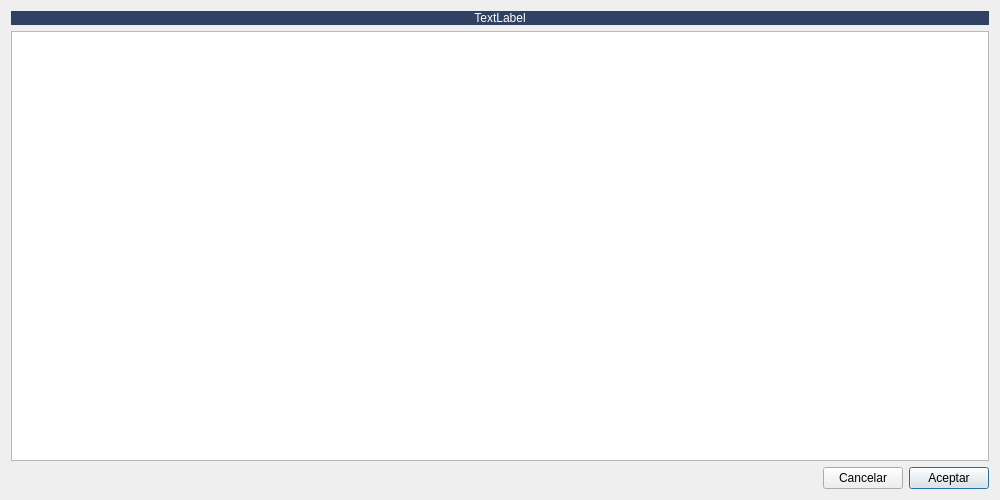
The window that Zona_Compras/dlgpedidoalbfact.ui (arcnexus/RedFoX) describes before a commit, drawn with Qt 5.
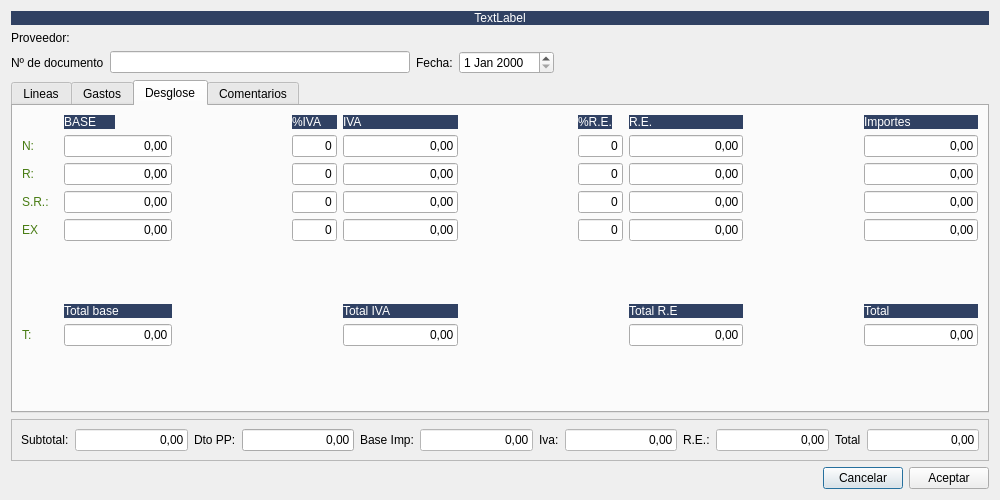
The same window after the commit.

Commit message: Creacion de Albaran/factura proveedor desde recepcion de pedido

The edit to the form file:
```diff
--- a/Zona_Compras/dlgpedidoalbfact.ui
+++ b/Zona_Compras/dlgpedidoalbfact.ui
@@ -13,22 +13,1149 @@
   <property name="windowTitle">
    <string>Dialog</string>
   </property>
-  <layout class="QGridLayout" name="gridLayout">
-   <item row="2" column="2">
-    <widget class="QPushButton" name="btnAccept">
-     <property name="text">
-      <string>Aceptar</string>
+  <layout class="QGridLayout" name="gridLayout_3">
+   <item row="3" column="0" colspan="3">
+    <widget class="QTabWidget" name="tabWidget">
+     <property name="currentIndex">
+      <number>2</number>
      </property>
+     <widget class="QWidget" name="tab">
+      <attribute name="title">
+       <string>Lineas</string>
+      </attribute>
+      <layout class="QGridLayout" name="gridLayout_2">
+       <item row="0" column="0" colspan="4">
+        <widget class="QTableWidget" name="tablaLineas"/>
+       </item>
+       <item row="2" column="2">
+        <widget class="QCheckBox" name="chkrecargo_equivalencia">
+         <property name="text">
+          <string>Recargo Equivalencia</string>
+         </property>
+        </widget>
+       </item>
+       <item row="2" column="1">
+        <widget class="QDoubleSpinBox" name="spinPorc_dto_pp">
+         <property name="maximum">
+          <double>99990000.000000000000000</double>
+         </property>
+        </widget>
+       </item>
+       <item row="2" column="3">
+        <spacer name="horizontalSpacer_2">
+         <property name="orientation">
+          <enum>Qt::Horizontal</enum>
+         </property>
+         <property name="sizeHint" stdset="0">
+          <size>
+           <width>40</width>
+           <height>20</height>
+          </size>
+         </property>
+        </spacer>
+       </item>
+       <item row="2" column="0">
+        <widget class="QLabel" name="label_3">
+         <property name="text">
+          <string>DTO P.P</string>
+         </property>
+        </widget>
+       </item>
+      </layout>
+     </widget>
+     <widget class="QWidget" name="tab_2">
+      <attribute name="title">
+       <string>Gastos</string>
+      </attribute>
+      <layout class="QGridLayout" name="gridLayout">
+       <item row="0" column="0">
+        <widget class="QGroupBox" name="groupBox">
+         <property name="title">
+          <string>Gastos factura (imputan en importes finales factura y desglose de IVA)</string>
+         </property>
+         <layout class="QGridLayout" name="gridLayout_4">
+          <item row="2" column="0">
+           <widget class="QLineEdit" name="txtGastoDist3">
+            <property name="enabled">
+             <bool>true</bool>
+            </property>
+            <property name="placeholderText">
+             <string>Descripcion...</string>
+            </property>
+           </widget>
+          </item>
+          <item row="2" column="3">
+           <widget class="QDoubleSpinBox" name="spiniva_gasto3">
+            <property name="enabled">
+             <bool>false</bool>
+            </property>
+            <property name="readOnly">
+             <bool>true</bool>
+            </property>
+           </widget>
+          </item>
+          <item row="0" column="3">
+           <widget class="QDoubleSpinBox" name="spiniva_gasto1">
+            <property name="enabled">
+             <bool>false</bool>
+            </property>
+            <property name="readOnly">
+             <bool>true</bool>
+            </property>
+           </widget>
+          </item>
+          <item row="1" column="1">
+           <widget class="QDoubleSpinBox" name="SpinGastoDist2">
+            <property name="minimum">
+             <double>-999999999.000000000000000</double>
+            </property>
+            <property name="maximum">
+             <double>999999999.990000009536743</double>
+            </property>
+           </widget>
+          </item>
+          <item row="2" column="2">
+           <widget class="QComboBox" name="cboporc_iva_gasto3"/>
+          </item>
+          <item row="0" column="2">
+           <widget class="QComboBox" name="cboporc_iva_gasto1"/>
+          </item>
+          <item row="1" column="2">
+           <widget class="QComboBox" name="cboporc_iva_gasto2"/>
+          </item>
+          <item row="0" column="0">
+           <widget class="QLineEdit" name="txtGastoDist1">
+            <property name="enabled">
+             <bool>true</bool>
+            </property>
+            <property name="placeholderText">
+             <string>Descripcion...</string>
+            </property>
+           </widget>
+          </item>
+          <item row="0" column="1">
+           <widget class="QDoubleSpinBox" name="SpinGastoDist1">
+            <property name="minimum">
+             <double>-999999999.000000000000000</double>
+            </property>
+            <property name="maximum">
+             <double>999999999.990000009536743</double>
+            </property>
+           </widget>
+          </item>
+          <item row="2" column="1">
+           <widget class="QDoubleSpinBox" name="SpinGastoDist3">
+            <property name="minimum">
+             <double>-999999999.000000000000000</double>
+            </property>
+            <property name="maximum">
+             <double>999999999.990000009536743</double>
+            </property>
+           </widget>
+          </item>
+          <item row="1" column="0">
+           <widget class="QLineEdit" name="txtGastoDist2">
+            <property name="enabled">
+             <bool>true</bool>
+            </property>
+            <property name="placeholderText">
+             <string>Descripcion...</string>
+            </property>
+           </widget>
+          </item>
+          <item row="1" column="3">
+           <widget class="QDoubleSpinBox" name="spiniva_gasto2">
+            <property name="enabled">
+             <bool>false</bool>
+            </property>
+            <property name="readOnly">
+             <bool>true</bool>
+            </property>
+           </widget>
+          </item>
+         </layout>
+        </widget>
+       </item>
+       <item row="1" column="0">
+        <spacer name="verticalSpacer">
+         <property name="orientation">
+          <enum>Qt::Vertical</enum>
+         </property>
+         <property name="sizeHint" stdset="0">
+          <size>
+           <width>20</width>
+           <height>40</height>
+          </size>
+         </property>
+        </spacer>
+       </item>
+      </layout>
+     </widget>
+     <widget class="QWidget" name="tab_3">
+      <attribute name="title">
+       <string>Desglose</string>
+      </attribute>
+      <layout class="QGridLayout" name="gridLayout_5">
+       <item row="0" column="1">
+        <widget class="QLabel" name="label_28">
+         <property name="styleSheet">
+          <string notr="true">background: #304163;
+color: rgb(255,255,255);</string>
+         </property>
+         <property name="text">
+          <string>BASE</string>
+         </property>
+        </widget>
+       </item>
+       <item row="0" column="4">
+        <widget class="QLabel" name="label_55">
+         <property name="styleSheet">
+          <string notr="true">background: #304163;
+color: rgb(255,255,255);</string>
+         </property>
+         <property name="text">
+          <string>%IVA</string>
+         </property>
+        </widget>
+       </item>
+       <item row="0" column="5">
+        <widget class="QLabel" name="label_56">
+         <property name="styleSheet">
+          <string notr="true">background: #304163;
+color: rgb(255,255,255);</string>
+         </property>
+         <property name="text">
+          <string>IVA</string>
+         </property>
+        </widget>
+       </item>
+       <item row="0" column="7">
+        <widget class="QLabel" name="label_57">
+         <property name="styleSheet">
+          <string notr="true">background: #304163;
+color: rgb(255,255,255);</string>
+         </property>
+         <property name="text">
+          <string>%R.E.</string>
+         </property>
+        </widget>
+       </item>
+       <item row="0" column="9">
+        <widget class="QLabel" name="label_58">
+         <property name="styleSheet">
+          <string notr="true">background: #304163;
+color: rgb(255,255,255);</string>
+         </property>
+         <property name="text">
+          <string>R.E.</string>
+         </property>
+        </widget>
+       </item>
+       <item row="0" column="11">
+        <widget class="QLabel" name="label_59">
+         <property name="styleSheet">
+          <string notr="true">background: #304163;
+color: rgb(255,255,255);</string>
+         </property>
+         <property name="text">
+          <string>Importes</string>
+         </property>
+        </widget>
+       </item>
+       <item row="1" column="0">
+        <widget class="QLabel" name="label_4">
+         <property name="maximumSize">
+          <size>
+           <width>17</width>
+           <height>16777215</height>
+          </size>
+         </property>
+         <property name="styleSheet">
+          <string notr="true">color: rgb(72, 124, 19);</string>
+         </property>
+         <property name="text">
+          <string>N:</string>
+         </property>
+        </widget>
+       </item>
+       <item row="1" column="1" colspan="2">
+        <widget class="QLineEdit" name="txtbase1">
+         <property name="enabled">
+          <bool>true</bool>
+         </property>
+         <property name="text">
+          <string>0,00</string>
+         </property>
+         <property name="alignment">
+          <set>Qt::AlignRight|Qt::AlignTrailing|Qt::AlignVCenter</set>
+         </property>
+         <property name="readOnly">
+          <bool>true</bool>
+         </property>
+        </widget>
+       </item>
+       <item row="1" column="3">
+        <spacer name="horizontalSpacer_3">
+         <property name="orientation">
+          <enum>Qt::Horizontal</enum>
+         </property>
+         <property name="sizeHint" stdset="0">
+          <size>
+           <width>40</width>
+           <height>20</height>
+          </size>
+         </property>
+        </spacer>
+       </item>
+       <item row="1" column="4">
+        <widget class="QLineEdit" name="txtporc_iva1">
+         <property name="enabled">
+          <bool>true</bool>
+         </property>
+         <property name="maximumSize">
+          <size>
+           <width>45</width>
+           <height>16777215</height>
+          </size>
+         </property>
+         <property name="text">
+          <string>0</string>
+         </property>
+         <property name="alignment">
+          <set>Qt::AlignRight|Qt::AlignTrailing|Qt::AlignVCenter</set>
+         </property>
+         <property name="readOnly">
+          <bool>true</bool>
+         </property>
+        </widget>
+       </item>
+       <item row="1" column="5">
+        <widget class="QLineEdit" name="txtiva1">
+         <property name="enabled">
+          <bool>true</bool>
+         </property>
+         <property name="text">
+          <string>0,00</string>
+         </property>
+         <property name="alignment">
+          <set>Qt::AlignRight|Qt::AlignTrailing|Qt::AlignVCenter</set>
+         </property>
+         <property name="readOnly">
+          <bool>true</bool>
+         </property>
+        </widget>
+       </item>
+       <item row="1" column="6">
+        <spacer name="horizontalSpacer_4">
+         <property name="orientation">
+          <enum>Qt::Horizontal</enum>
+         </property>
+         <property name="sizeHint" stdset="0">
+          <size>
+           <width>40</width>
+           <height>20</height>
+          </size>
+         </property>
+        </spacer>
+       </item>
+       <item row="1" column="7" colspan="2">
+        <widget class="QLineEdit" name="txtporc_rec1">
+         <property name="enabled">
+          <bool>true</bool>
+         </property>
+         <property name="maximumSize">
+          <size>
+           <width>45</width>
+           <height>16777215</height>
+          </size>
+         </property>
+         <property name="text">
+          <string>0</string>
+         </property>
+         <property name="alignment">
+          <set>Qt::AlignRight|Qt::AlignTrailing|Qt::AlignVCenter</set>
+         </property>
+         <property name="readOnly">
+          <bool>true</bool>
+         </property>
+        </widget>
+       </item>
+       <item row="1" column="9">
+        <widget class="QLineEdit" name="txtrec1">
+         <property name="enabled">
+          <bool>true</bool>
+         </property>
+         <property name="text">
+          <string>0,00</string>
+         </property>
+         <property name="alignment">
+          <set>Qt::AlignRight|Qt::AlignTrailing|Qt::AlignVCenter</set>
+         </property>
+         <property name="readOnly">
+          <bool>true</bool>
+         </property>
+        </widget>
+       </item>
+       <item row="1" column="10">
+        <spacer name="horizontalSpacer_5">
+         <property name="orientation">
+          <enum>Qt::Horizontal</enum>
+         </property>
+         <property name="sizeHint" stdset="0">
+          <size>
+           <width>40</width>
+           <height>20</height>
+          </size>
+         </property>
+        </spacer>
+       </item>
+       <item row="1" column="11">
+        <widget class="QLineEdit" name="txttotal1">
+         <property name="enabled">
+          <bool>true</bool>
+         </property>
+         <property name="text">
+          <string>0,00</string>
+         </property>
+         <property name="alignment">
+          <set>Qt::AlignRight|Qt::AlignTrailing|Qt::AlignVCenter</set>
+         </property>
+         <property name="readOnly">
+          <bool>true</bool>
+         </property>
+        </widget>
+       </item>
+       <item row="2" column="0">
+        <widget class="QLabel" name="label_25">
+         <property name="maximumSize">
+          <size>
+           <width>17</width>
+           <height>16777215</height>
+          </size>
+         </property>
+         <property name="styleSheet">
+          <string notr="true">color: rgb(72, 124, 19);</string>
+         </property>
+         <property name="text">
+          <string>R:</string>
+         </property>
+        </widget>
+       </item>
+       <item row="2" column="1" colspan="2">
+        <widget class="QLineEdit" name="txtbase2">
+         <property name="enabled">
+          <bool>true</bool>
+         </property>
+         <property name="text">
+          <string>0,00</string>
+         </property>
+         <property name="alignment">
+          <set>Qt::AlignRight|Qt::AlignTrailing|Qt::AlignVCenter</set>
+         </property>
+         <property name="readOnly">
+          <bool>true</bool>
+         </property>
+        </widget>
+       </item>
+       <item row="2" column="4">
+        <widget class="QLineEdit" name="txtporc_iva2">
+         <property name="enabled">
+          <bool>true</bool>
+         </property>
+         <property name="maximumSize">
+          <size>
+           <width>45</width>
+           <height>16777215</height>
+          </size>
+         </property>
+         <property name="text">
+          <string>0</string>
+         </property>
+         <property name="alignment">
+          <set>Qt::AlignRight|Qt::AlignTrailing|Qt::AlignVCenter</set>
+         </property>
+         <property name="readOnly">
+          <bool>true</bool>
+         </property>
+        </widget>
+       </item>
+       <item row="2" column="5">
+        <widget class="QLineEdit" name="txtiva2">
+         <property name="enabled">
+          <bool>true</bool>
+         </property>
+         <property name="text">
+          <string>0,00</string>
+         </property>
+         <property name="alignment">
+          <set>Qt::AlignRight|Qt::AlignTrailing|Qt::AlignVCenter</set>
+         </property>
+         <property name="readOnly">
+          <bool>true</bool>
+         </property>
+        </widget>
+       </item>
+       <item row="2" column="7" colspan="2">
+        <widget class="QLineEdit" name="txtporc_rec2">
+         <property name="enabled">
+          <bool>true</bool>
+         </property>
+         <property name="maximumSize">
+          <size>
+           <width>45</width>
+           <height>16777215</height>
+          </size>
+         </property>
+         <property name="text">
+          <string>0</string>
+         </property>
+         <property name="alignment">
+          <set>Qt::AlignRight|Qt::AlignTrailing|Qt::AlignVCenter</set>
+         </property>
+         <property name="readOnly">
+          <bool>true</bool>
+         </property>
+        </widget>
+       </item>
+       <item row="2" column="9">
+        <widget class="QLineEdit" name="txtrec2">
+         <property name="enabled">
+          <bool>true</bool>
+         </property>
+         <property name="text">
+          <string>0,00</string>
+         </property>
+         <property name="alignment">
+          <set>Qt::AlignRight|Qt::AlignTrailing|Qt::AlignVCenter</set>
+         </property>
+         <property name="readOnly">
+          <bool>true</bool>
+         </property>
+        </widget>
+       </item>
+       <item row="2" column="11">
+        <widget class="QLineEdit" name="txttotal2">
+         <property name="enabled">
+          <bool>true</bool>
+         </property>
+         <property name="text">
+          <string>0,00</string>
+         </property>
+         <property name="alignment">
+          <set>Qt::AlignRight|Qt::AlignTrailing|Qt::AlignVCenter</set>
+         </property>
+         <property name="readOnly">
+          <bool>true</bool>
+         </property>
+        </widget>
+       </item>
+       <item row="3" column="0">
+        <widget class="QLabel" name="label_26">
+         <property name="minimumSize">
+          <size>
+           <width>36</width>
+           <height>0</height>
+          </size>
+         </property>
+         <property name="maximumSize">
+          <size>
+           <width>17</width>
+           <height>16777215</height>
+          </size>
+         </property>
+         <property name="styleSheet">
+          <string notr="true">color: rgb(72, 124, 19);</string>
+         </property>
+         <property name="text">
+          <string>S.R.:</string>
+         </property>
+        </widget>
+       </item>
+       <item row="3" column="1" colspan="2">
+        <widget class="QLineEdit" name="txtbase3">
+         <property name="enabled">
+          <bool>true</bool>
+         </property>
+         <property name="text">
+          <string>0,00</string>
+         </property>
+         <property name="alignment">
+          <set>Qt::AlignRight|Qt::AlignTrailing|Qt::AlignVCenter</set>
+         </property>
+         <property name="readOnly">
+          <bool>true</bool>
+         </property>
+        </widget>
+       </item>
+       <item row="3" column="4">
+        <widget class="QLineEdit" name="txtporc_iva3">
+         <property name="enabled">
+          <bool>true</bool>
+         </property>
+         <property name="maximumSize">
+          <size>
+           <width>45</width>
+           <height>16777215</height>
+          </size>
+         </property>
+         <property name="text">
+          <string>0</string>
+         </property>
+         <property name="alignment">
+          <set>Qt::AlignRight|Qt::AlignTrailing|Qt::AlignVCenter</set>
+         </property>
+         <property name="readOnly">
+          <bool>true</bool>
+         </property>
+        </widget>
+       </item>
+       <item row="3" column="5">
+        <widget class="QLineEdit" name="txtiva3">
+         <property name="enabled">
+          <bool>true</bool>
+         </property>
+         <property name="text">
+          <string>0,00</string>
+         </property>
+         <property name="alignment">
+          <set>Qt::AlignRight|Qt::AlignTrailing|Qt::AlignVCenter</set>
+         </property>
+         <property name="readOnly">
+          <bool>true</bool>
+         </property>
+        </widget>
+       </item>
+       <item row="3" column="7" colspan="2">
+        <widget class="QLineEdit" name="txtporc_rec3">
+         <property name="enabled">
+          <bool>true</bool>
+         </property>
+         <property name="maximumSize">
+          <size>
+           <width>45</width>
+           <height>16777215</height>
+          </size>
+         </property>
+         <property name="text">
+          <string>0</string>
+         </property>
+         <property name="alignment">
+          <set>Qt::AlignRight|Qt::AlignTrailing|Qt::AlignVCenter</set>
+         </property>
+         <property name="readOnly">
+          <bool>true</bool>
+         </property>
+        </widget>
+       </item>
+       <item row="3" column="9">
+        <widget class="QLineEdit" name="txtrec3">
+         <property name="enabled">
+          <bool>true</bool>
+         </property>
+         <property name="text">
+          <string>0,00</string>
+         </property>
+         <property name="alignment">
+          <set>Qt::AlignRight|Qt::AlignTrailing|Qt::AlignVCenter</set>
+         </property>
+         <property name="readOnly">
+          <bool>true</bool>
+         </property>
+        </widget>
+       </item>
+       <item row="3" column="11">
+        <widget class="QLineEdit" name="txttotal3">
+         <property name="enabled">
+          <bool>true</bool>
+         </property>
+         <property name="text">
+          <string>0,00</string>
+         </property>
+         <property name="alignment">
+          <set>Qt::AlignRight|Qt::AlignTrailing|Qt::AlignVCenter</set>
+         </property>
+         <property name="readOnly">
+          <bool>true</bool>
+         </property>
+        </widget>
+       </item>
+       <item row="4" column="0">
+        <widget class="QLabel" name="label_27">
+         <property name="maximumSize">
+          <size>
+           <width>17</width>
+           <height>16777215</height>
+          </size>
+         </property>
+         <property name="styleSheet">
+          <string notr="true">color: rgb(72, 124, 19);</string>
+         </property>
+         <property name="text">
+          <string>EX.:</string>
+         </property>
+        </widget>
+       </item>
+       <item row="4" column="1" colspan="2">
+        <widget class="QLineEdit" name="txtbase4">
+         <property name="enabled">
+          <bool>true</bool>
+         </property>
+         <property name="text">
+          <string>0,00</string>
+         </property>
+         <property name="alignment">
+          <set>Qt::AlignRight|Qt::AlignTrailing|Qt::AlignVCenter</set>
+         </property>
+         <property name="readOnly">
+          <bool>true</bool>
+         </property>
+        </widget>
+       </item>
+       <item row="4" column="4">
+        <widget class="QLineEdit" name="txtporc_iva4">
+         <property name="enabled">
+          <bool>true</bool>
+         </property>
+         <property name="maximumSize">
+          <size>
+           <width>45</width>
+           <height>16777215</height>
+          </size>
+         </property>
+         <property name="text">
+          <string>0</string>
+         </property>
+         <property name="alignment">
+          <set>Qt::AlignRight|Qt::AlignTrailing|Qt::AlignVCenter</set>
+         </property>
+         <property name="readOnly">
+          <bool>true</bool>
+         </property>
+        </widget>
+       </item>
+       <item row="4" column="5">
+        <widget class="QLineEdit" name="txtiva4">
+         <property name="enabled">
+          <bool>true</bool>
+         </property>
+         <property name="text">
+          <string>0,00</string>
+         </property>
+         <property name="alignment">
+          <set>Qt::AlignRight|Qt::AlignTrailing|Qt::AlignVCenter</set>
+         </property>
+         <property name="readOnly">
+          <bool>true</bool>
+         </property>
+        </widget>
+       </item>
+       <item row="4" column="7" colspan="2">
+        <widget class="QLineEdit" name="txtporc_rec4">
+         <property name="enabled">
+          <bool>true</bool>
+         </property>
+         <property name="maximumSize">
+          <size>
+           <width>45</width>
+           <height>16777215</height>
+          </size>
+         </property>
+         <property name="text">
+          <string>0</string>
+         </property>
+         <property name="alignment">
+          <set>Qt::AlignRight|Qt::AlignTrailing|Qt::AlignVCenter</set>
+         </property>
+         <property name="readOnly">
+          <bool>true</bool>
+         </property>
+        </widget>
+       </item>
+       <item row="4" column="9">
+        <widget class="QLineEdit" name="txtrec4">
+         <property name="enabled">
+          <bool>true</bool>
+         </property>
+         <property name="text">
+          <string>0,00</string>
+         </property>
+         <property name="alignment">
+          <set>Qt::AlignRight|Qt::AlignTrailing|Qt::AlignVCenter</set>
+         </property>
+         <property name="readOnly">
+          <bool>true</bool>
+         </property>
+        </widget>
+       </item>
+       <item row="4" column="11">
+        <widget class="QLineEdit" name="txttotal4">
+         <property name="enabled">
+          <bool>true</bool>
+         </property>
+         <property name="text">
+          <string>0,00</string>
+         </property>
+         <property name="alignment">
+          <set>Qt::AlignRight|Qt::AlignTrailing|Qt::AlignVCenter</set>
+         </property>
+         <property name="readOnly">
+          <bool>true</bool>
+         </property>
+        </widget>
+       </item>
+       <item row="5" column="1">
+        <spacer name="verticalSpacer_3">
+         <property name="orientation">
+          <enum>Qt::Vertical</enum>
+         </property>
+         <property name="sizeHint" stdset="0">
+          <size>
+           <width>20</width>
+           <height>40</height>
+          </size>
+         </property>
+        </spacer>
+       </item>
+       <item row="6" column="1" colspan="2">
+        <widget class="QLabel" name="label_30">
+         <property name="styleSheet">
+          <string notr="true">background: #304163;
+color: rgb(255,255,255);</string>
+         </property>
+         <property name="text">
+          <string>Total base</string>
+         </property>
+        </widget>
+       </item>
+       <item row="6" column="5">
+        <widget class="QLabel" name="label_31">
+         <property name="styleSheet">
+          <string notr="true">background: #304163;
+color: rgb(255,255,255);</string>
+         </property>
+         <property name="text">
+          <string>Total IVA</string>
+         </property>
+        </widget>
+       </item>
+       <item row="6" column="11">
+        <widget class="QLabel" name="label_33">
+         <property name="styleSheet">
+          <string notr="true">background: #304163;
+color: rgb(255,255,255);</string>
+         </property>
+         <property name="text">
+          <string>Total</string>
+         </property>
+        </widget>
+       </item>
+       <item row="7" column="0">
+        <widget class="QLabel" name="label_29">
+         <property name="maximumSize">
+          <size>
+           <width>17</width>
+           <height>16777215</height>
+          </size>
+         </property>
+         <property name="styleSheet">
+          <string notr="true">color: rgb(72, 124, 19);</string>
+         </property>
+         <property name="text">
+          <string>T:</string>
+         </property>
+        </widget>
+       </item>
+       <item row="7" column="1" colspan="2">
+        <widget class="QLineEdit" name="txtbase_total_2">
+         <property name="enabled">
+          <bool>true</bool>
+         </property>
+         <property name="text">
+          <string>0,00</string>
+         </property>
+         <property name="alignment">
+          <set>Qt::AlignRight|Qt::AlignTrailing|Qt::AlignVCenter</set>
+         </property>
+         <property name="readOnly">
+          <bool>true</bool>
+         </property>
+        </widget>
+       </item>
+       <item row="7" column="5">
+        <widget class="QLineEdit" name="txttotal_iva_2">
+         <property name="enabled">
+          <bool>true</bool>
+         </property>
+         <property name="text">
+          <string>0,00</string>
+         </property>
+         <property name="alignment">
+          <set>Qt::AlignRight|Qt::AlignTrailing|Qt::AlignVCenter</set>
+         </property>
+         <property name="readOnly">
+          <bool>true</bool>
+         </property>
+        </widget>
+       </item>
+       <item row="7" column="9">
+        <widget class="QLineEdit" name="txttotal_recargo_2">
+         <property name="enabled">
+          <bool>true</bool>
+         </property>
+         <property name="text">
+          <string>0,00</string>
+         </property>
+         <property name="alignment">
+          <set>Qt::AlignRight|Qt::AlignTrailing|Qt::AlignVCenter</set>
+         </property>
+         <property name="readOnly">
+          <bool>true</bool>
+         </property>
+        </widget>
+       </item>
+       <item row="7" column="11">
+        <widget class="QLineEdit" name="txttotal_2">
+         <property name="enabled">
+          <bool>true</bool>
+         </property>
+         <property name="text">
+          <string>0,00</string>
+         </property>
+         <property name="alignment">
+          <set>Qt::AlignRight|Qt::AlignTrailing|Qt::AlignVCenter</set>
+         </property>
+         <property name="readOnly">
+          <bool>true</bool>
+         </property>
+        </widget>
+       </item>
+       <item row="8" column="2">
+        <spacer name="verticalSpacer_2">
+         <property name="orientation">
+          <enum>Qt::Vertical</enum>
+         </property>
+         <property name="sizeHint" stdset="0">
+          <size>
+           <width>20</width>
+           <height>40</height>
+          </size>
+         </property>
+        </spacer>
+       </item>
+       <item row="6" column="9">
+        <widget class="QLabel" name="label_32">
+         <property name="styleSheet">
+          <string notr="true">background: #304163;
+color: rgb(255,255,255);</string>
+         </property>
+         <property name="text">
+          <string>Total R.E</string>
+         </property>
+        </widget>
+       </item>
+      </layout>
+     </widget>
+     <widget class="QWidget" name="tab_4">
+      <attribute name="title">
+       <string>Comentarios</string>
+      </attribute>
+      <layout class="QGridLayout" name="gridLayout_6">
+       <item row="0" column="0">
+        <widget class="QPlainTextEdit" name="txtComentario"/>
+       </item>
+      </layout>
+     </widget>
     </widget>
    </item>
-   <item row="2" column="1">
-    <widget class="QPushButton" name="btnCancel">
-     <property name="text">
-      <string>Cancelar</string>
+   <item row="4" column="0" colspan="3">
+    <widget class="QFrame" name="frame_3">
+     <property name="frameShape">
+      <enum>QFrame::StyledPanel</enum>
      </property>
+     <property name="frameShadow">
+      <enum>QFrame::Raised</enum>
+     </property>
+     <layout class="QHBoxLayout" name="horizontalLayout_5">
+      <item>
+       <widget class="QLabel" name="label_8">
+        <property name="text">
+         <string>Subtotal:</string>
+        </property>
+       </widget>
+      </item>
+      <item>
+       <widget class="QLineEdit" name="txtsubtotal">
+        <property name="enabled">
+         <bool>false</bool>
+        </property>
+        <property name="minimumSize">
+         <size>
+          <width>0</width>
+          <height>0</height>
+         </size>
+        </property>
+        <property name="maximumSize">
+         <size>
+          <width>1000</width>
+          <height>16777215</height>
+         </size>
+        </property>
+        <property name="styleSheet">
+         <string notr="true">background-color: rgb(255, 255, 255);
+color: rgb(0, 0, 0);</string>
+        </property>
+        <property name="text">
+         <string>0,00</string>
+        </property>
+        <property name="alignment">
+         <set>Qt::AlignRight|Qt::AlignTrailing|Qt::AlignVCenter</set>
+        </property>
+        <property name="readOnly">
+         <bool>true</bool>
+        </property>
+       </widget>
+      </item>
+      <item>
+       <widget class="QLabel" name="label_24">
+        <property name="text">
+         <string>Dto PP:</string>
+        </property>
+       </widget>
+      </item>
+      <item>
+       <widget class="QLineEdit" name="txtDto_pp">
+        <property name="text">
+         <string>0,00</string>
+        </property>
+        <property name="alignment">
+         <set>Qt::AlignRight|Qt::AlignTrailing|Qt::AlignVCenter</set>
+        </property>
+       </widget>
+      </item>
+      <item>
+       <widget class="QLabel" name="label_16">
+        <property name="text">
+         <string>Base Imp:</string>
+        </property>
+       </widget>
+      </item>
+      <item>
+       <widget class="QLineEdit" name="txtbase">
+        <property name="enabled">
+         <bool>false</bool>
+        </property>
+        <property name="sizePolicy">
+         <sizepolicy hsizetype="Expanding" vsizetype="Fixed">
+          <horstretch>0</horstretch>
+          <verstretch>0</verstretch>
+         </sizepolicy>
+        </property>
+        <property name="maximumSize">
+         <size>
+          <width>1000</width>
+          <height>16777215</height>
+         </size>
+        </property>
+        <property name="styleSheet">
+         <string notr="true">background-color: rgb(255, 255, 255);
+color: rgb(0, 0, 0);</string>
+        </property>
+        <property name="text">
+         <string>0,00</string>
+        </property>
+        <property name="alignment">
+         <set>Qt::AlignRight|Qt::AlignTrailing|Qt::AlignVCenter</set>
+        </property>
+       </widget>
+      </item>
+      <item>
+       <widget class="QLabel" name="label_11">
+        <property name="text">
+         <string>Iva:</string>
+        </property>
+       </widget>
+      </item>
+      <item>
+       <widget class="QLineEdit" name="txtiva">
+        <property name="enabled">
+         <bool>false</bool>
+        </property>
+        <property name="maximumSize">
+         <size>
+          <width>1000</width>
+          <height>16777215</height>
+         </size>
+        </property>
+        <property name="styleSheet">
+         <string notr="true">background-color: rgb(255, 255, 255);
+color: rgb(0, 0, 0);</string>
+        </property>
+        <property name="text">
+         <string>0,00</string>
+        </property>
+        <property name="alignment">
+         <set>Qt::AlignRight|Qt::AlignTrailing|Qt::AlignVCenter</set>
+        </property>
+       </widget>
+      </item>
+      <item>
+       <widget class="QLabel" name="label_10">
+        <property name="text">
+         <string>R.E.:</string>
+        </property>
+       </widget>
+      </item>
+      <item>
+       <widget class="QLineEdit" name="txttotal_recargo">
+        <property name="enabled">
+         <bool>false</bool>
+        </property>
+        <property name="styleSheet">
+         <string notr="true">background-color: rgb(255, 255, 255);
+color: rgb(0, 0, 0);</string>
+        </property>
+        <property name="text">
+         <string>0,00</string>
+        </property>
+        <property name="alignment">
+         <set>Qt::AlignRight|Qt::AlignTrailing|Qt::AlignVCenter</set>
+        </property>
+       </widget>
+      </item>
+      <item>
+       <widget class="QLabel" name="label_12">
+        <property name="text">
+         <string>Total</string>
+        </property>
+       </widget>
+      </item>
+      <item>
+       <widget class="QLineEdit" name="txttotal">
+        <property name="enabled">
+         <bool>false</bool>
+        </property>
+        <property name="maximumSize">
+         <size>
+          <width>1000</width>
+          <height>16777215</height>
+         </size>
+        </property>
+        <property name="styleSheet">
+         <string notr="true">background-color: rgb(255, 255, 255);
+color: rgb(0, 0, 0);</string>
+        </property>
+        <property name="text">
+         <string>0,00</string>
+        </property>
+        <property name="alignment">
+         <set>Qt::AlignRight|Qt::AlignTrailing|Qt::AlignVCenter</set>
+        </property>
+       </widget>
+      </item>
+     </layout>
     </widget>
    </item>
-   <item row="2" column="0">
+   <item row="5" column="0">
     <spacer name="horizontalSpacer">
      <property name="orientation">
       <enum>Qt::Horizontal</enum>
@@ -41,8 +1168,19 @@
      </property>
     </spacer>
    </item>
-   <item row="1" column="0" colspan="3">
-    <widget class="QTableWidget" name="tablaLineas"/>
+   <item row="5" column="1">
+    <widget class="QPushButton" name="btnCancel">
+     <property name="text">
+      <string>Cancelar</string>
+     </property>
+    </widget>
+   </item>
+   <item row="5" column="2">
+    <widget class="QPushButton" name="btnAccept">
+     <property name="text">
+      <string>Aceptar</string>
+     </property>
+    </widget>
    </item>
    <item row="0" column="0" colspan="3">
     <widget class="QLabel" name="label">
@@ -58,6 +1196,77 @@
      </property>
     </widget>
    </item>
+   <item row="1" column="0" colspan="3">
+    <layout class="QHBoxLayout" name="horizontalLayout">
+     <item>
+      <widget class="QLabel" name="label_2">
+       <property name="sizePolicy">
+        <sizepolicy hsizetype="Maximum" vsizetype="Preferred">
+         <horstretch>0</horstretch>
+         <verstretch>0</verstretch>
+        </sizepolicy>
+       </property>
+       <property name="text">
+        <string>Proveedor:</string>
+       </property>
+      </widget>
+     </item>
+     <item>
+      <widget class="QLabel" name="lbl_prov">
+       <property name="text">
+        <string/>
+       </property>
+      </widget>
+     </item>
+    </layout>
+   </item>
+   <item row="2" column="0" colspan="3">
+    <layout class="QHBoxLayout" name="horizontalLayout_2">
+     <item>
+      <widget class="QLabel" name="label_5">
+       <property name="text">
+        <string>Nº de documento</string>
+       </property>
+      </widget>
+     </item>
+     <item>
+      <widget class="QLineEdit" name="txtDoc">
+       <property name="maximumSize">
+        <size>
+         <width>300</width>
+         <height>16777215</height>
+        </size>
+       </property>
+       <property name="maxLength">
+        <number>30</number>
+       </property>
+      </widget>
+     </item>
+     <item>
+      <widget class="QLabel" name="label_6">
+       <property name="text">
+        <string>Fecha:</string>
+       </property>
+      </widget>
+     </item>
+     <item>
+      <widget class="QDateEdit" name="fechaDoc"/>
+     </item>
+     <item>
+      <spacer name="horizontalSpacer_6">
+       <property name="orientation">
+        <enum>Qt::Horizontal</enum>
+       </property>
+       <property name="sizeHint" stdset="0">
+        <size>
+         <width>40</width>
+         <height>20</height>
+        </size>
+       </property>
+      </spacer>
+     </item>
+    </layout>
+   </item>
   </layout>
  </widget>
  <resources/>
```
The commit also changes 30 other files.
